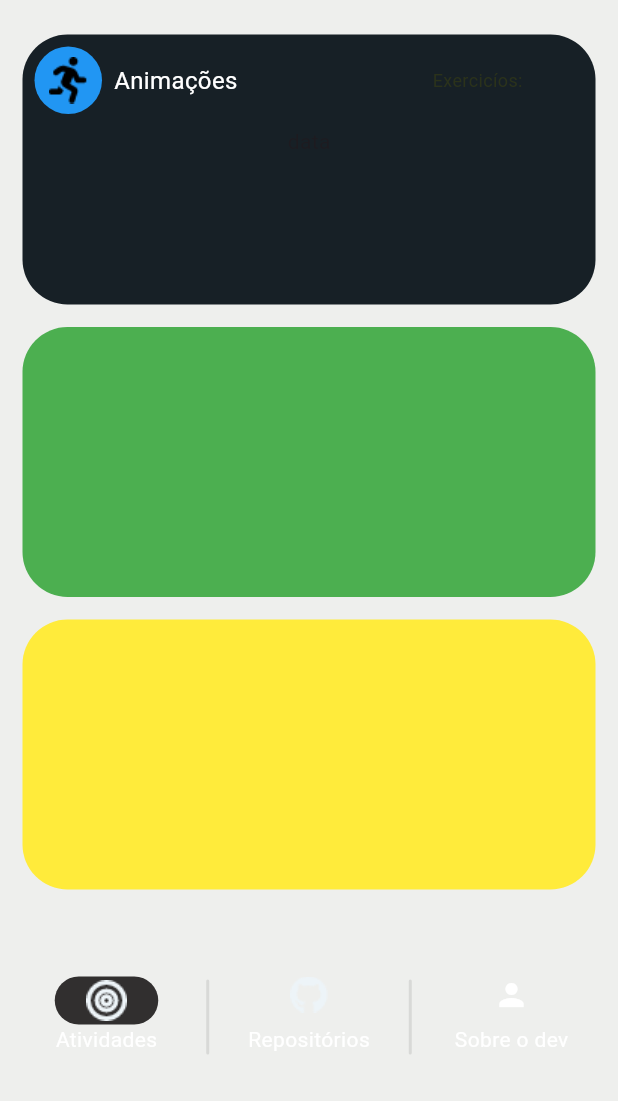
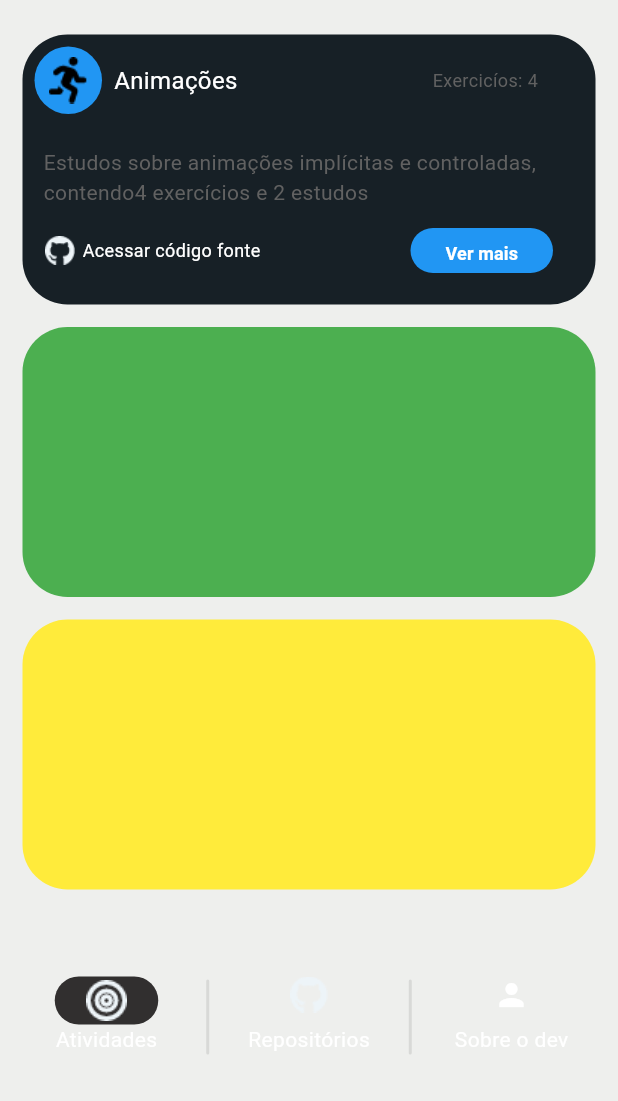
Before and after one commit to VinicioSantosOliveira/app_masterclass, a Flutter app: the screen it shows after launch, on a phone screen of 412 x 824 dp, the part 135-1236 px from its top. Run offline on Flutter 3.47's test engine with Material 3 defaults, Android fonts, the phone set to English and light mode, and no system bars.

Commit message:
quase terminado container

```diff
--- a/lib/my_home_page.dart
+++ b/lib/my_home_page.dart
@@ -108,20 +108,75 @@ class MyHomePage extends StatelessWidget {
                                   fontSize: 16,
                                 ),
                               ),
-                              const Padding(
-                                padding: EdgeInsets.only(left: 130),
+                              Padding(
+                                padding: const EdgeInsets.only(left: 130),
                                 child: Text(
-                                  'Exercicíos: ',
+                                  'Exercicíos: 4',
                                   style: TextStyle(
-                                    color: Color.fromARGB(81, 86, 90, 1),
+                                    color: Colors.grey[700],
                                     fontSize: 12,
                                   ),
                                 ),
                               ),
                             ],
                           ),
-                          const Text('data'),
-                          const Row(),
+                          Padding(
+                            padding: const EdgeInsets.all(14.0),
+                            child: SizedBox(
+                              height: 40,
+                              width: size.width * 1,
+                              child: Text(
+                                'Estudos sobre animações implícitas e controladas, contendo4 exercícios e 2 estudos',
+                                style: TextStyle(color: Colors.grey[700]),
+                              ),
+                            ),
+                          ),
+                          Padding(
+                            padding: const EdgeInsets.only(left: 15),
+                            child: Row(
+                              children: [
+                                Padding(
+                                  padding: const EdgeInsets.only(right: 5),
+                                  child: Image.asset(
+                                    'assets/images/Icon awesome-github.png',
+                                    height: 20,
+                                    width: 20,
+                                  ),
+                                ),
+                                const Text(
+                                  'Acessar código fonte',
+                                  style: TextStyle(
+                                    color: Colors.white,
+                                    fontSize: 12,
+                                  ),
+                                ),
+                                Padding(
+                                  padding: const EdgeInsets.only(left: 100),
+                                  child: SizedBox(
+                                    height: 30,
+                                    width: 95,
+                                    child: TextButton(
+                                      style: const ButtonStyle(
+                                        backgroundColor:
+                                            MaterialStatePropertyAll(
+                                          Colors.blue,
+                                        ),
+                                      ),
+                                      onPressed: () {},
+                                      child: const Text(
+                                        'Ver mais',
+                                        style: TextStyle(
+                                          fontSize: 12,
+                                          color: Colors.white,
+                                          fontWeight: FontWeight.w600,
+                                        ),
+                                      ),
+                                    ),
+                                  ),
+                                ),
+                              ],
+                            ),
+                          ),
                         ],
                       ),
                     ),
```
